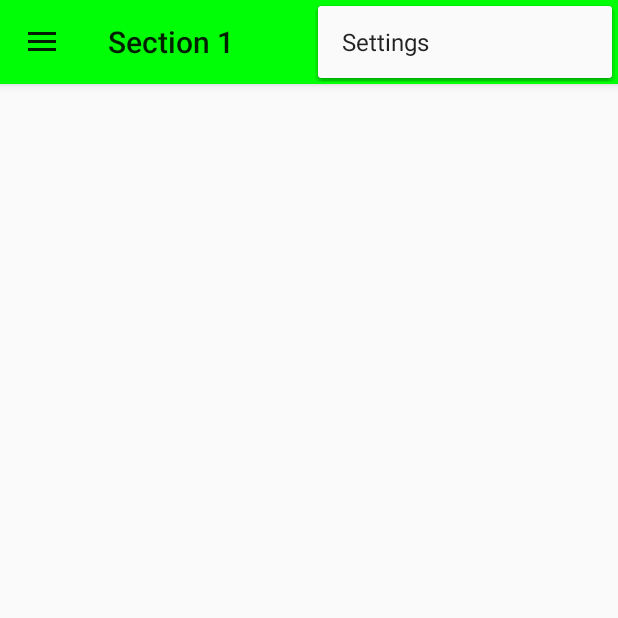
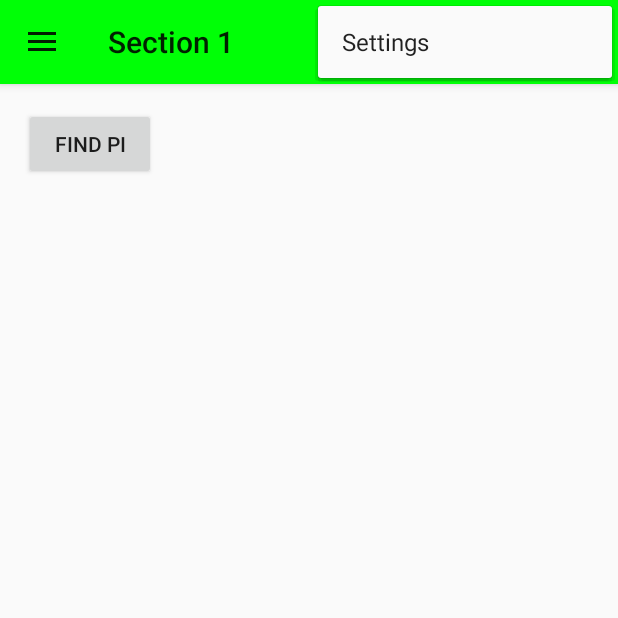
Before and after one commit to free5ty1e/primestationone-control-android, an Android app: the screen it shows after launch (MainActivity), with the options menu open, on a phone screen of 412 x 824 dp, the top half of it. Run offline under Robolectric (Android 15) with nearby library versions, the phone set to English and light mode, and no system bars; libraries missing offline, so code that uses them is left out: rx.android.view, rx.functions; 8 statements that could not run were skipped.

Commit message:
-New Find Pi button using ViewObservable pattern and simple log entry spitout

```diff
--- a/app/src/main/java/com/chrisprime/primestationonecontrol/MainActivity.java
+++ b/app/src/main/java/com/chrisprime/primestationonecontrol/MainActivity.java
@@ -14,9 +14,14 @@ import android.view.Menu;
 import android.view.MenuItem;
 import android.view.View;
 import android.view.ViewGroup;
+import android.widget.Button;
 
 import rx.Observable;
 import rx.Subscriber;
+import rx.Subscription;
+import rx.android.view.OnClickEvent;
+import rx.android.view.ViewObservable;
+import rx.functions.Action1;
 import rx.functions.Func1;
 
 public class MainActivity extends AppCompatActivity
@@ -88,7 +93,6 @@ public class MainActivity extends AppCompatActivity
 
         myObservable.subscribe(mySubscriber);
         mySubscriber.unsubscribe();
-
     }
 
     private void setupHamburgerMenuUpButtonToggleAnimation(final DrawerLayout drawerLayout) {
@@ -197,6 +201,16 @@ public class MainActivity extends AppCompatActivity
         public View onCreateView(LayoutInflater inflater, ViewGroup container,
                                  Bundle savedInstanceState) {
             View rootView = inflater.inflate(R.layout.fragment_main, container, false);
+
+            Button findPiButton = (Button) rootView.findViewById(R.id.button_find_pi);
+            Observable<OnClickEvent> buttonObservable = ViewObservable.clicks(findPiButton, false);
+            Subscription findPiButtonSubscription = buttonObservable.subscribe(new Action1<OnClickEvent>() {
+                @Override
+                public void call(OnClickEvent onClickEvent) {
+                    Log.d(getClass().getSimpleName(), "findPi button clicked!");
+                }
+            });
+
             return rootView;
         }
 
--- a/app/src/main/res/layout/fragment_main.xml
+++ b/app/src/main/res/layout/fragment_main.xml
@@ -1,12 +1,22 @@
 <RelativeLayout xmlns:android="http://schemas.android.com/apk/res/android"
-    xmlns:tools="http://schemas.android.com/tools" android:layout_width="match_parent"
-    android:layout_height="match_parent" android:paddingLeft="@dimen/activity_horizontal_margin"
+    xmlns:tools="http://schemas.android.com/tools"
+    android:layout_width="match_parent"
+    android:layout_height="match_parent"
+    android:paddingBottom="@dimen/activity_vertical_margin"
+    android:paddingLeft="@dimen/activity_horizontal_margin"
     android:paddingRight="@dimen/activity_horizontal_margin"
     android:paddingTop="@dimen/activity_vertical_margin"
-    android:paddingBottom="@dimen/activity_vertical_margin"
     tools:context=".MainActivity$PlaceholderFragment">
 
-    <TextView android:id="@+id/section_label" android:layout_width="wrap_content"
+    <TextView
+        android:id="@+id/section_label"
+        android:layout_width="wrap_content"
+        android:layout_height="wrap_content" />
+
+    <Button
+        android:id="@+id/button_find_pi"
+        android:text="@string/button_find_pi_text"
+        android:layout_width="wrap_content"
         android:layout_height="wrap_content" />
 
 </RelativeLayout>
--- a/app/src/main/res/values/strings.xml
+++ b/app/src/main/res/values/strings.xml
@@ -14,4 +14,5 @@
     <string name="action_example">Example action</string>
 
     <string name="action_settings">Settings</string>
+    <string name="button_find_pi_text">Find Pi</string>
 </resources>
```
